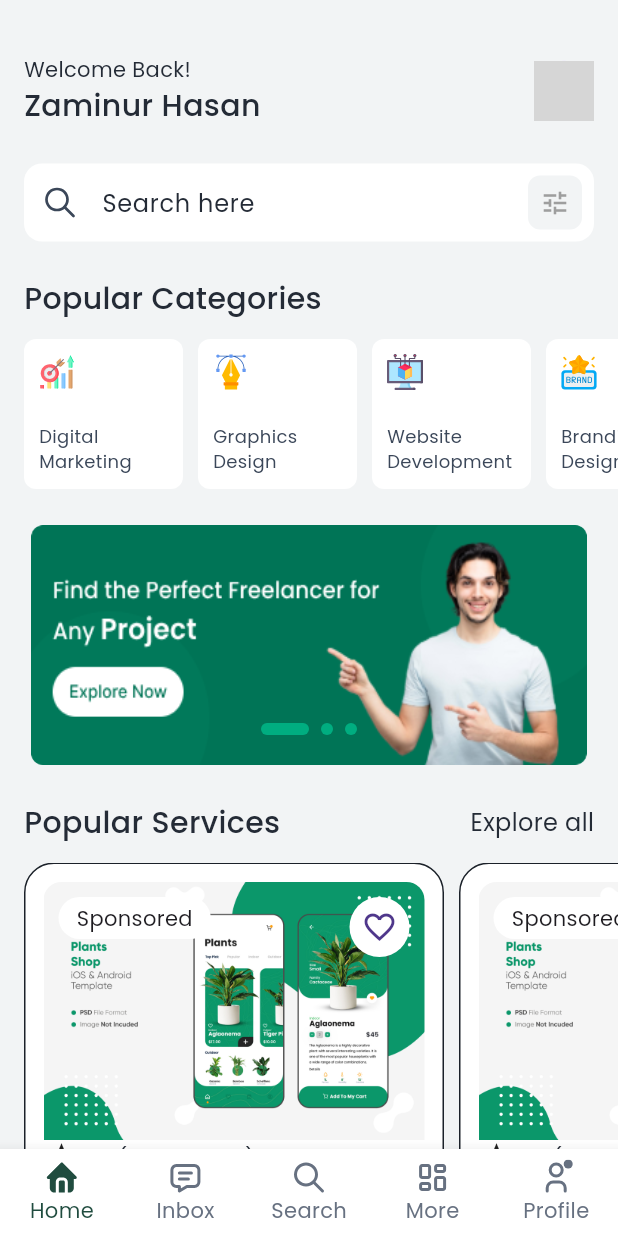
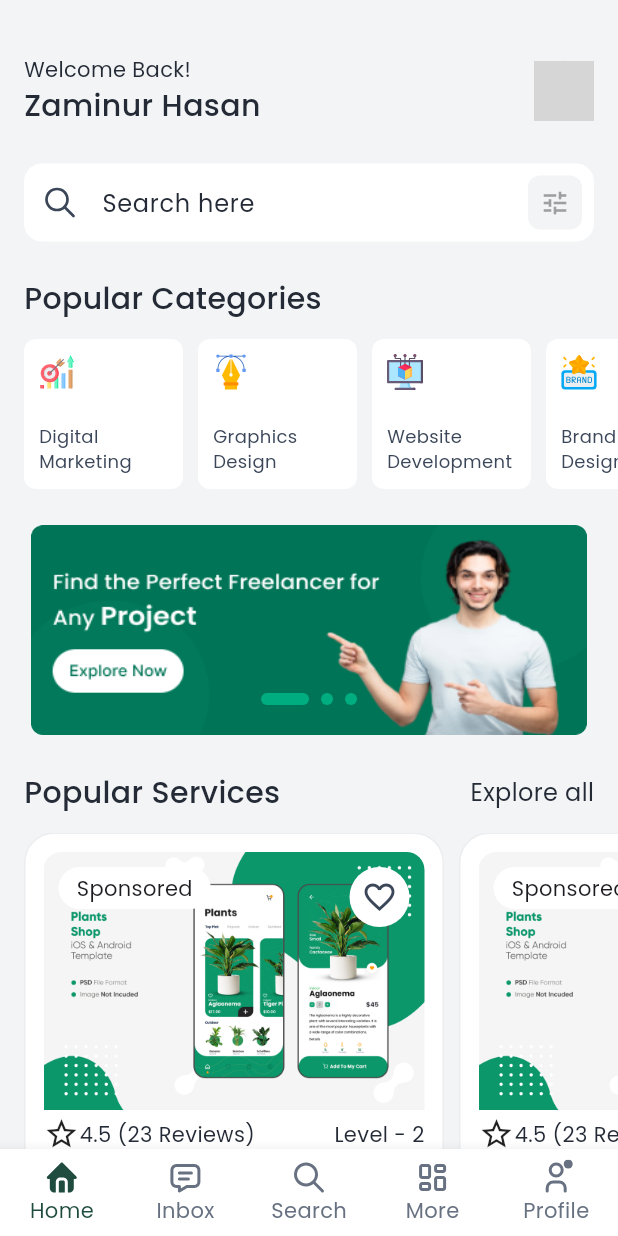
Before and after one commit to Zaminur151/Freelancer-App, a Flutter app: the screen it shows after launch, on a phone screen of 412 x 824 dp. Run offline on Flutter 3.47's test engine with Material 3 defaults, Android fonts, the light colour scheme and no system bars; drawn by our look-alikes of carousel_slider, smooth_page_indicator; our stand-ins replace flutter_svg; network calls fail; grey boxes are pictures that could not be loaded.

Commit message:
internet permition & ui modification

```diff
--- a/lib/feature/view/home_page.dart
+++ b/lib/feature/view/home_page.dart
@@ -64,7 +64,7 @@ class _HomePageState extends State<HomePage> {
               ),
               SizedBox(height: 12,),
               PopulerServiceGrid(),
-              SizedBox(height: 24,),
+              SizedBox(height: 50,),
               JobPostBuilder(),
               SizedBox(height: 12,),
               Padding(
@@ -76,7 +76,7 @@ class _HomePageState extends State<HomePage> {
                     borderRadius: BorderRadius.circular(8),
                     color: AppColors.whiteColor
                   ),
-                  child: Center(child: Text("More", style: TextStyles.p1Reguler)),
+                  child: Center(child: Text("More", style: TextStyles.p1Reguler.copyWith(color: AppColors.blue400))),
                 ),
               ),
               SizedBox(height: 24,),
--- a/lib/main.dart
+++ b/lib/main.dart
@@ -1,6 +1,5 @@
 import 'package:flutter/material.dart';
 import 'package:freelancer_app/app/view/color/color.dart';
-import 'package:freelancer_app/feature/view/home_page.dart';
 import 'package:freelancer_app/feature/view/navigate_page.dart';
 import 'package:freelancer_app/provider/home_provider.dart';
 import 'package:provider/provider.dart';
@@ -19,7 +18,6 @@ void main() {
 class MyApp extends StatelessWidget {
   const MyApp({super.key});
 
-  // This widget is the root of your application.
   @override
   Widget build(BuildContext context) {
 
@@ -28,9 +26,6 @@ class MyApp extends StatelessWidget {
       theme: ThemeData(
         scaffoldBackgroundColor: AppColors.backgroundColor,
         fontFamily: "Poppins",
-        bottomNavigationBarTheme: BottomNavigationBarThemeData(
-
-        )
       ),
       home: NavigatePage(),
     );
--- a/lib/widgets/carousel.dart
+++ b/lib/widgets/carousel.dart
@@ -1,6 +1,5 @@
 import 'package:carousel_slider/carousel_slider.dart';
 import 'package:flutter/material.dart';
-import 'package:flutter_svg/svg.dart';
 import 'package:freelancer_app/provider/home_provider.dart';
 import 'package:provider/provider.dart';
 import 'package:smooth_page_indicator/smooth_page_indicator.dart';
@@ -17,11 +16,11 @@ class CustomCarosel extends StatelessWidget {
       CarouselSlider.builder(
         itemCount: provider.caroselPath.length,
         options: CarouselOptions(
-          height: 160,
+          height: 140,
           autoPlay: true,
           enlargeCenterPage: true,
           viewportFraction: 0.9,
-          autoPlayInterval: const Duration(seconds: 5),
+          autoPlayInterval: const Duration(seconds: 3),
           autoPlayAnimationDuration: const Duration(milliseconds: 800),
           enableInfiniteScroll: true,
           onPageChanged: (index, reason) {
--- a/lib/widgets/job_post.dart
+++ b/lib/widgets/job_post.dart
@@ -41,7 +41,7 @@ class JobPostBuilder extends StatelessWidget {
                     CircleAvatar(
                         radius: 20,
                         backgroundColor: AppColors.backgroundColor,
-                        child: Icon(Icons.favorite_border_outlined),
+                        child: Icon(Icons.favorite_border_outlined,color: AppColors.blue600),
                       )
                   ],
                 ),
--- a/lib/widgets/populer_service_grid.dart
+++ b/lib/widgets/populer_service_grid.dart
@@ -37,7 +37,7 @@ class PopulerServiceGrid extends StatelessWidget {
               borderRadius: BorderRadius.circular(20),
               border: Border.all(
                 width: 1,
-                color:  AppColors.blue900
+                color:  AppColors.blue50
               )
             ),
             child: Column(
@@ -61,7 +61,7 @@ class PopulerServiceGrid extends StatelessWidget {
                       child: CircleAvatar(
                         radius: 20,
                         backgroundColor: AppColors.whiteColor,
-                        child: Icon(Icons.favorite_border_outlined),
+                        child: Icon(Icons.favorite_border_outlined,color: AppColors.blue600,),
                       )
                     ),
                     Positioned(
@@ -78,7 +78,7 @@ class PopulerServiceGrid extends StatelessWidget {
                     )
                   ],
                 ),
-
+                SizedBox(height: 4,),
                 Row(
                   children: [
                     Icon(Icons.star_border),
```
Also changed, not shown: 1 other file.
